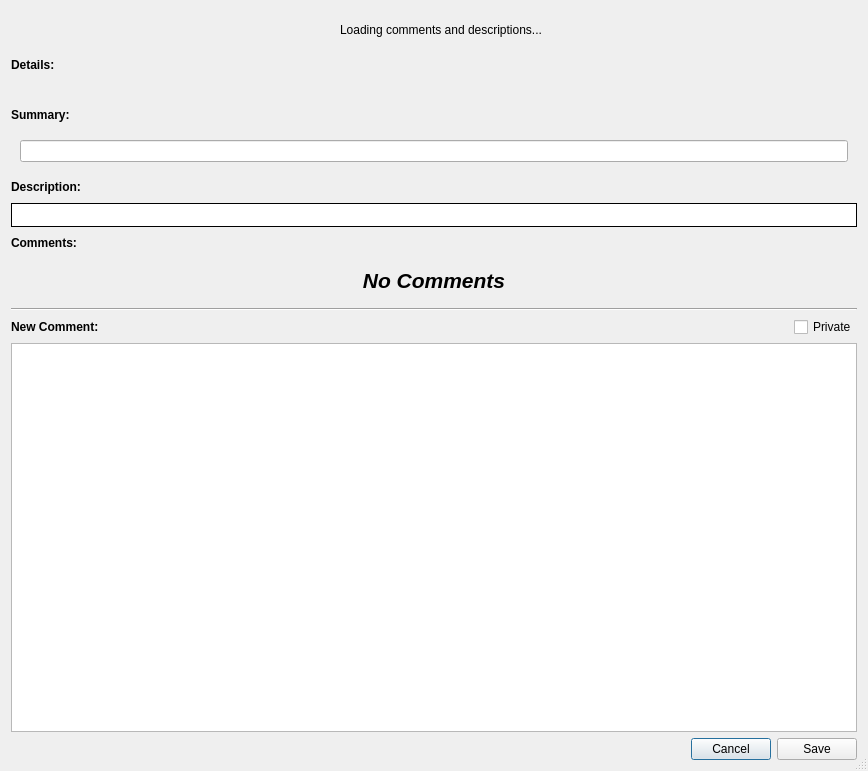
Above: NewCommentsDialog.ui from Entomologist/entomologist before the change. Below: the same form after it.
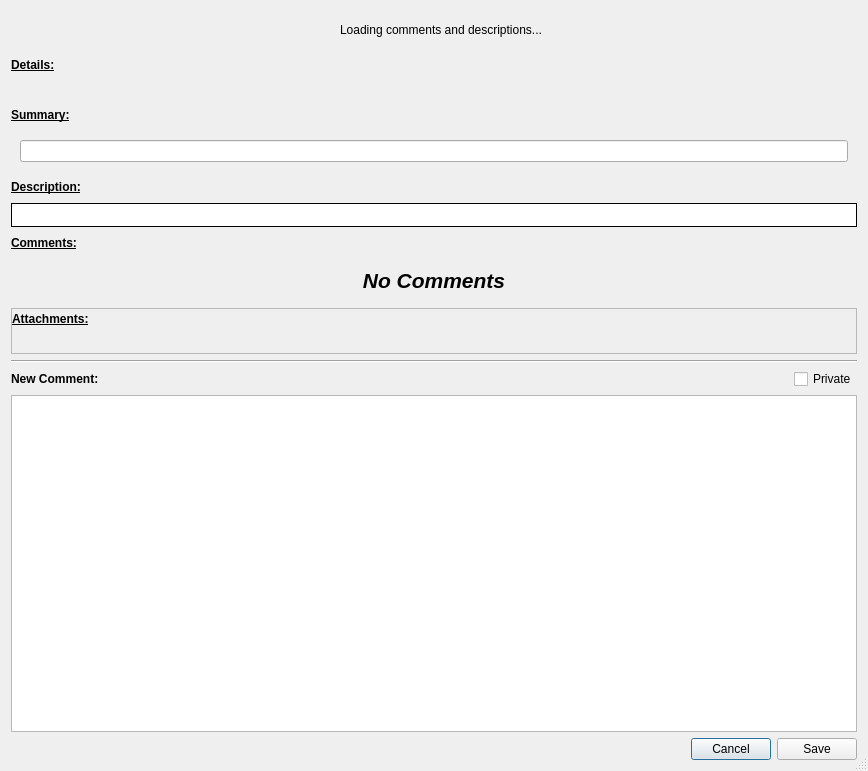
That is the form after the change. Icons and pictures are not drawn. Custom widgets are drawn as their Qt base class.

Commit message: Attachments are working for Trac and Bugzilla

Patch:
```diff
--- a/NewCommentsDialog.ui
+++ b/NewCommentsDialog.ui
@@ -86,6 +86,7 @@
         <font>
          <weight>75</weight>
          <bold>true</bold>
+         <underline>true</underline>
         </font>
        </property>
        <property name="toolTip">
@@ -152,6 +153,7 @@
            <font>
             <weight>75</weight>
             <bold>true</bold>
+            <underline>true</underline>
            </font>
           </property>
           <property name="toolTip">
@@ -262,6 +264,7 @@
                <font>
                 <weight>75</weight>
                 <bold>true</bold>
+                <underline>true</underline>
                </font>
               </property>
               <property name="toolTip">
@@ -357,6 +360,7 @@
                <font>
                 <weight>75</weight>
                 <bold>true</bold>
+                <underline>true</underline>
                </font>
               </property>
               <property name="toolTip">
@@ -435,6 +439,77 @@
          </layout>
         </widget>
        </item>
+       <item>
+        <widget class="QFrame" name="topAttachmentsFrame">
+         <property name="frameShape">
+          <enum>QFrame::StyledPanel</enum>
+         </property>
+         <property name="frameShadow">
+          <enum>QFrame::Plain</enum>
+         </property>
+         <layout class="QVBoxLayout" name="verticalLayout_6">
+          <property name="margin">
+           <number>0</number>
+          </property>
+          <item>
+           <layout class="QHBoxLayout" name="attachmentsLabelLayout">
+            <item>
+             <widget class="ClickableText" name="attachmentsLabel">
+              <property name="font">
+               <font>
+                <weight>75</weight>
+                <bold>true</bold>
+                <underline>true</underline>
+               </font>
+              </property>
+              <property name="text">
+               <string>Attachments:</string>
+              </property>
+             </widget>
+            </item>
+            <item>
+             <widget class="QLabel" name="attachmentsGraphic">
+              <property name="text">
+               <string/>
+              </property>
+              <property name="pixmap">
+               <pixmap resource="resources.qrc">:/small_arrow_down</pixmap>
+              </property>
+             </widget>
+            </item>
+            <item>
+             <spacer name="horizontalSpacer_9">
+              <property name="orientation">
+               <enum>Qt::Horizontal</enum>
+              </property>
+              <property name="sizeHint" stdset="0">
+               <size>
+                <width>40</width>
+                <height>20</height>
+               </size>
+              </property>
+             </spacer>
+            </item>
+           </layout>
+          </item>
+          <item>
+           <widget class="QFrame" name="attachmentsFrame">
+            <property name="frameShape">
+             <enum>QFrame::NoFrame</enum>
+            </property>
+            <property name="frameShadow">
+             <enum>QFrame::Plain</enum>
+            </property>
+            <layout class="QVBoxLayout" name="verticalLayout_13">
+             <item>
+              <layout class="QVBoxLayout" name="attachmentsLayout"/>
+             </item>
+            </layout>
+           </widget>
+          </item>
+         </layout>
+        </widget>
+       </item>
        <item>
         <widget class="Line" name="line">
          <property name="orientation">
```
The commit also changes 16 other files.
